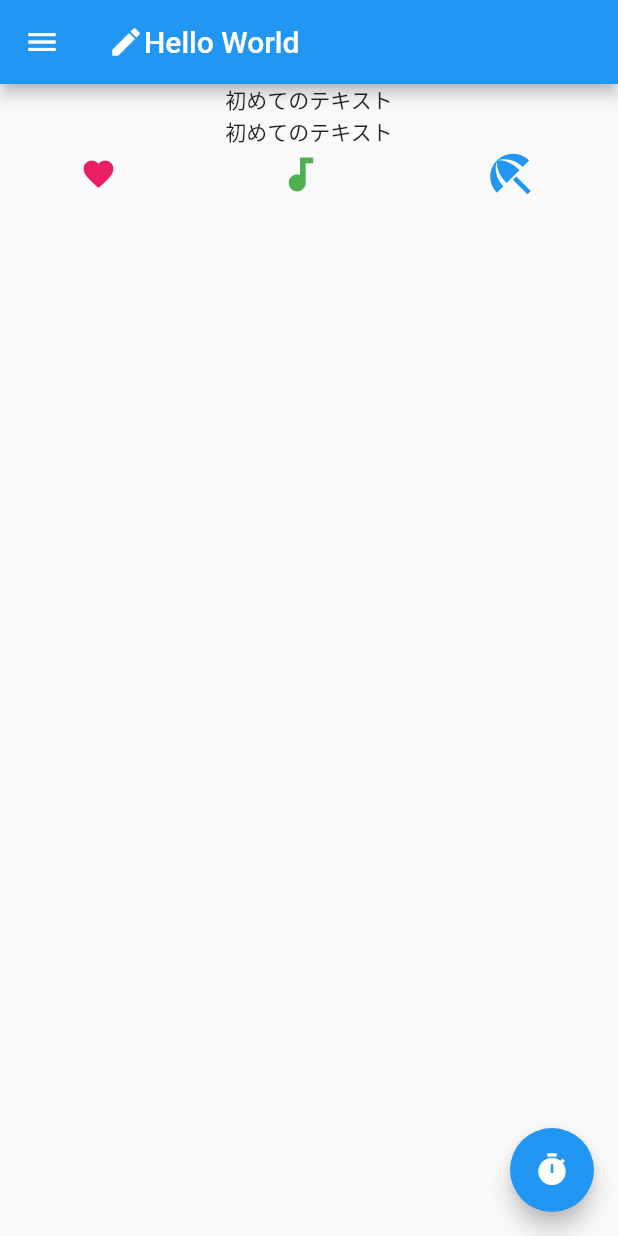
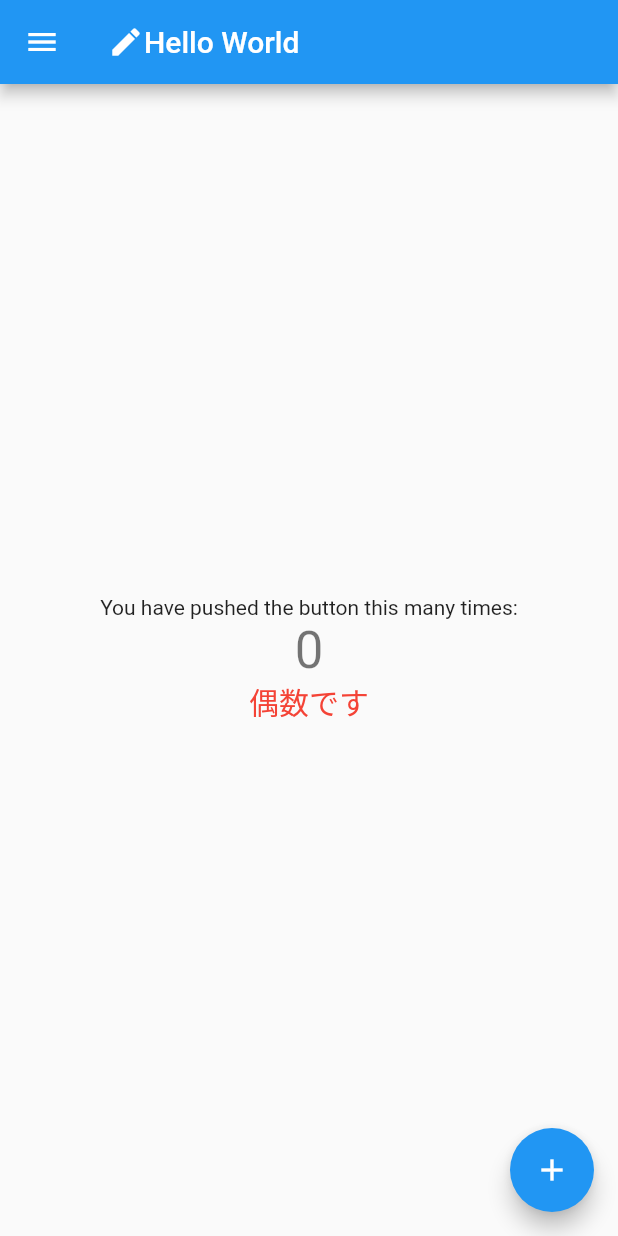
Before and after one commit to p238049y/paractice, a Flutter app: the screen it shows after launch, on a phone screen of 412 x 824 dp. Run offline on Flutter 3.47's test engine with Material 2 defaults, Android fonts, the phone set to English and light mode, and no system bars.

```diff
--- a/my_app/lib/main.dart
+++ b/my_app/lib/main.dart
@@ -13,15 +13,6 @@ class MyApp extends StatelessWidget {
     return MaterialApp(
       title: 'Flutter Demo',
       theme: ThemeData(
-        // This is the theme of your application.
-        //
-        // Try running your application with "flutter run". You'll see the
-        // application has a blue toolbar. Then, without quitting the app, try
-        // changing the primarySwatch below to Colors.green and then invoke
-        // "hot reload" (press "r" in the console where you ran "flutter run",
-        // or simply save your changes to "hot reload" in a Flutter IDE).
-        // Notice that the counter didn't reset back to zero; the application
-        // is not restarted.
         primarySwatch: Colors.blue,
       ),
       home: const MyHomePage(title: 'Flutter Demo Home Page'),
@@ -31,33 +22,24 @@ class MyApp extends StatelessWidget {
 
 class MyHomePage extends StatefulWidget {
   const MyHomePage({Key? key, required this.title}) : super(key: key);
-
-  // This widget is the home page of your application. It is stateful, meaning
-  // that it has a State object (defined below) that contains fields that affect
-  // how it looks.
-
-  // This class is the configuration for the state. It holds the values (in this
-  // case the title) provided by the parent (in this case the App widget) and
-  // used by the build method of the State. Fields in a Widget subclass are
-  // always marked "final".
-
   final String title;
 
   @override
-  State<MyHomePage> createState() => _MyHomePageState();
+  _MyHomePageState createState() => _MyHomePageState();
 }
 
 class _MyHomePageState extends State<MyHomePage> {
   int _counter = 0;
+  String _type = '偶数';
 
   void _incrementCounter() {
     setState(() {
-      // This call to setState tells the Flutter framework that something has
-      // changed in this State, which causes it to rerun the build method below
-      // so that the display can reflect the updated values. If we changed
-      // _counter without calling setState(), then the build method would not be
-      // called again, and so nothing would appear to happen.
       _counter++;
+      if (_counter % 2 == 0) {
+        _type = '偶数';
+      } else {
+        _type = '奇数';
+      }
     });
   }
 
@@ -71,34 +53,27 @@ class _MyHomePageState extends State<MyHomePage> {
         ],)
       ),
       drawer: const Drawer(child: Center(child: Text("Drawer"))),
-      body: Column(children: [
-        const Text('初めてのテキスト'),
-        const Text('初めてのテキスト'),
-          Row(
-            mainAxisAlignment: MainAxisAlignment.spaceAround,
-            children: const[
-              Icon(
-                Icons.favorite,
-                color: Colors.pink,
-                size: 24.0,
+      body: Center(
+        child: Column(
+          mainAxisAlignment: MainAxisAlignment.center,
+          children: <Widget>[
+            const Text('You have pushed the button this many times:'),
+              Text(
+                '$_counter',
+                style: Theme.of(context).textTheme.headline4,
               ),
-              Icon(
-                Icons.audiotrack,
-                color: Colors.green,
-                size: 30.0,
-              ),
-              Icon(
-                Icons.beach_access,
-                color: Colors.blue,
-                size: 36.0,
-              )
-            ],
-          ),
-        ]
+              if (_counter % 2 == 0) const Text('偶数です', style: TextStyle(fontSize: 20, color: Colors.red)),
+              if(_counter % 2 == 1) const Text('奇数です', style: const TextStyle(fontSize: 20, color: Colors.red)),
+          ],
+        ),
       ),
       floatingActionButton: FloatingActionButton(
-        onPressed: () => {print('押したね？')},
-        child: const Icon(Icons.timer),
+        onPressed: () => {
+          _incrementCounter(),
+          print('押したね？')
+        },
+        tooltip: 'Increment',
+        child: const Icon(Icons.add),
       ),
     );
   }
```
